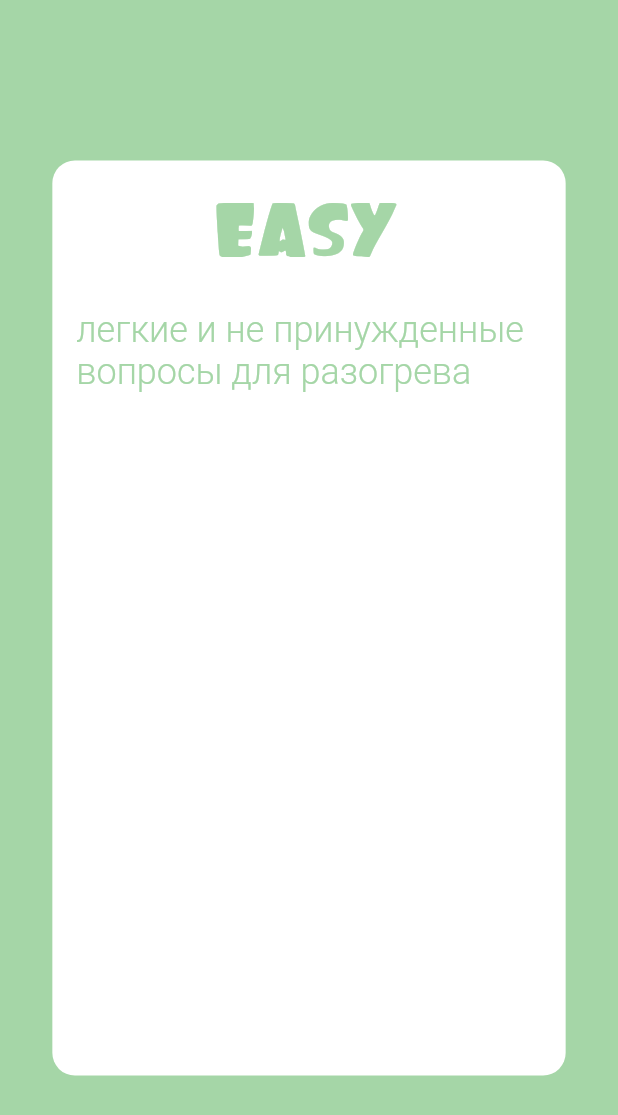
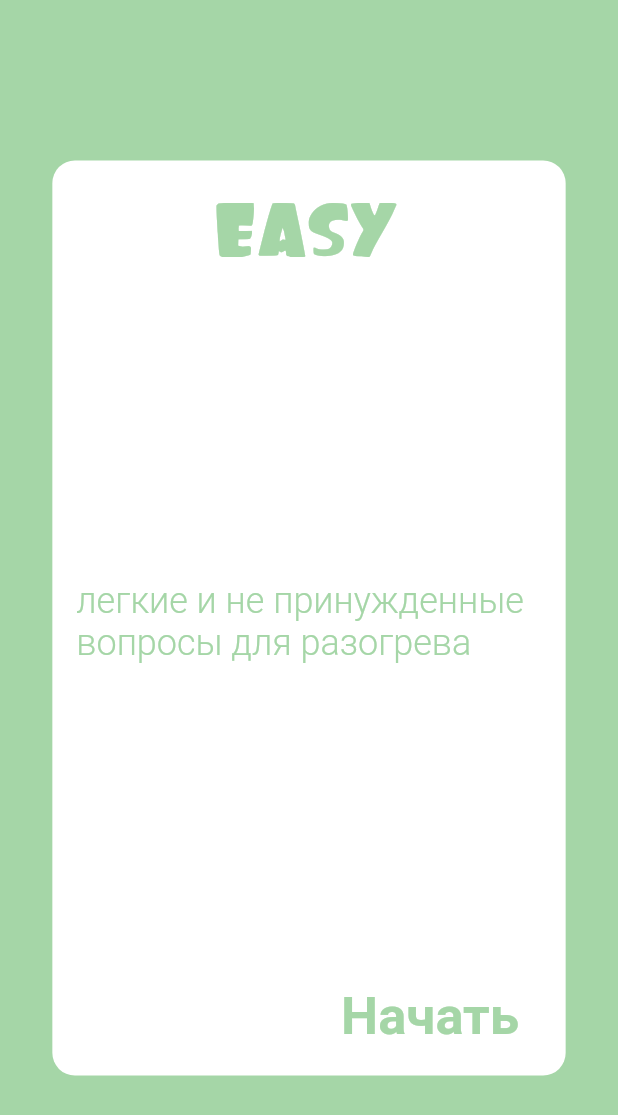
Before and after one commit to zikwall/never-have-i-ever, a Flutter app: the screen it shows after launch, on a phone screen of 412 x 824 dp. Shown: the top 1115 px of the screen. Run offline on Flutter 3.47's test engine with Material 2 defaults, Android fonts, the phone set to English and light mode, and no system bars.

Commit message:
Extend Level Card markup

```diff
--- a/lib/widgets/card.dart
+++ b/lib/widgets/card.dart
@@ -10,6 +10,34 @@ class LevelCard extends StatelessWidget {
   final String level;
   final String description;
   final Color color;
+
+  showAlertDialog(BuildContext context) {
+
+    // set up the button
+    Widget okButton = FlatButton(
+      child: Text("OK"),
+      onPressed: () {
+        Navigator.of(context).pop();
+      },
+    );
+
+    // set up the AlertDialog
+    AlertDialog alert = AlertDialog(
+      title: Text("Красава"),
+      content: Text("Хорошо, хорошо, ты нажал..."),
+      actions: [
+        okButton,
+      ],
+    );
+
+    // show the dialog
+    showDialog(
+      context: context,
+      builder: (BuildContext context) {
+        return alert;
+      },
+    );
+  }
 
   @override
   Widget build(BuildContext context) {
@@ -25,7 +53,11 @@ class LevelCard extends StatelessWidget {
         child: Column(
           mainAxisSize: MainAxisSize.min,
           children: <Widget>[
-            Text(
+            Align(
+              alignment: Alignment.topCenter,
+              child: Container(
+                alignment: Alignment.center,
+                child: Text(
                   level,
                   style: TextStyle(
                       fontSize: 72.0,
@@ -34,7 +66,12 @@ class LevelCard extends StatelessWidget {
                       fontWeight: FontWeight.w800
                   ),
                 ),
-            Padding(
+              )
+            ),
+            Expanded(
+                child: Container(
+                  alignment: Alignment.center,
+                  child: Padding(
                     padding: EdgeInsets.all(16.0),
                     child: Text(
                       description,
@@ -45,6 +82,31 @@ class LevelCard extends StatelessWidget {
                       ),
                     ),
                   )
+                )
+            ),
+            Align(
+                alignment: Alignment.bottomCenter,
+                child: Container(
+                  alignment: Alignment.bottomRight,
+                  child: Padding(
+                    padding: EdgeInsets.all(15.0),
+                    child:
+                    FlatButton(
+                      onPressed: () {
+                        showAlertDialog(context);
+                      },
+                      child: Text(
+                        'Начать',
+                        style: TextStyle(
+                            fontSize: 35.0,
+                            color: color,
+                            fontWeight: FontWeight.w700
+                        ),
+                      ),
+                    )
+                  )
+                )
+            ),
           ],
         ),
       ),
```
Lines whose indentation alone changed are shown as unchanged.
